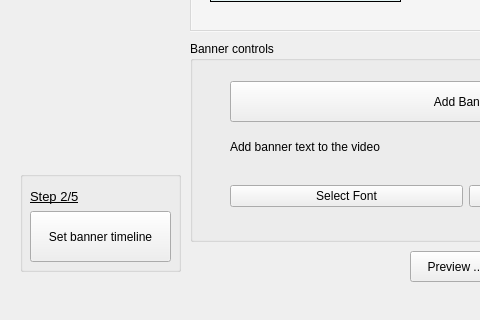
The window that ui/banner.ui (pratikone/videoVenom) describes before a commit, drawn with Qt 5; both pictures show x 0 to 480 and y 259 to 579 of the 794 by 579 pixel window.
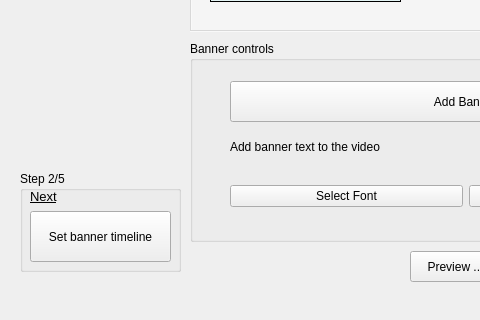
The same window after the commit. Icons and pictures are not drawn.

Commit message: changed text of Next and steps

Patch:
```diff
--- a/ui/banner.ui
+++ b/ui/banner.ui
@@ -104,7 +104,7 @@
     </rect>
    </property>
    <property name="title">
-    <string/>
+    <string>Step 2/5</string>
    </property>
    <widget class="QLabel" name="nextLabel">
     <property name="geometry">
@@ -129,7 +129,7 @@
      <bool>false</bool>
     </property>
     <property name="text">
-     <string>Step 2/5</string>
+     <string>Next</string>
     </property>
    </widget>
    <widget class="QPushButton" name="nextBtn">
```
The commit also changes 6 other files.
